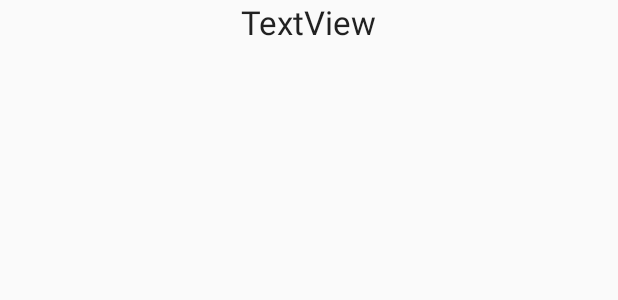
After one commit to jaemin-Yoo/Subway-Reservation, an Android app: the layout activity_listview.xml on its own in the app's theme, with its tools: preview values and no code run, on a phone screen of 412 x 824 dp. The commit adds this screen. Shown: the top 300 px of the screen. Run offline under Robolectric (Android 15) with nearby library versions, the phone set to English and light mode, and no system bars; network calls fail.

Commit message:
listviewpopup

```diff
--- a/gongmojun/app/src/main/AndroidManifest.xml
+++ b/gongmojun/app/src/main/AndroidManifest.xml
@@ -15,6 +15,9 @@
 
         <activity android:name=".register"></activity>
         <activity android:name=".reservation_page" />
+        <activity android:name=".listview"
+            android:theme="@android:style/Theme.Holo.Dialog">
+        </activity>
         <activity android:name=".MainActivity">
             <intent-filter>
                 <action android:name="android.intent.action.MAIN" />
--- /dev/null
+++ b/gongmojun/app/src/main/res/layout/activity_listview.xml
@@ -0,0 +1,21 @@
+<?xml version="1.0" encoding="utf-8"?>
+<LinearLayout
+    xmlns:android="http://schemas.android.com/apk/res/android"
+    android:orientation="vertical"
+    android:layout_width="fill_parent"
+    android:layout_height="fill_parent">
+
+    <TextView
+        android:layout_width="wrap_content"
+        android:id="@+id/textView1"
+        android:text="TextView"
+        android:layout_height="wrap_content"
+        android:textAppearance="?android:attr/textAppearanceLarge"
+        android:layout_gravity="center"></TextView>
+
+    <ListView
+        android:layout_height="wrap_content"
+        android:id="@+id/listView1"
+        android:layout_width="fill_parent"></ListView>
+
+</LinearLayout>
```
Also changed, not shown: gongmojun/app/src/main/java/com/example/reservation_application/listview.java (added, +51 -0 lines), gongmojun/app/src/main/java/com/example/reservation_application/reservation_page.java (+42 -4 lines).
